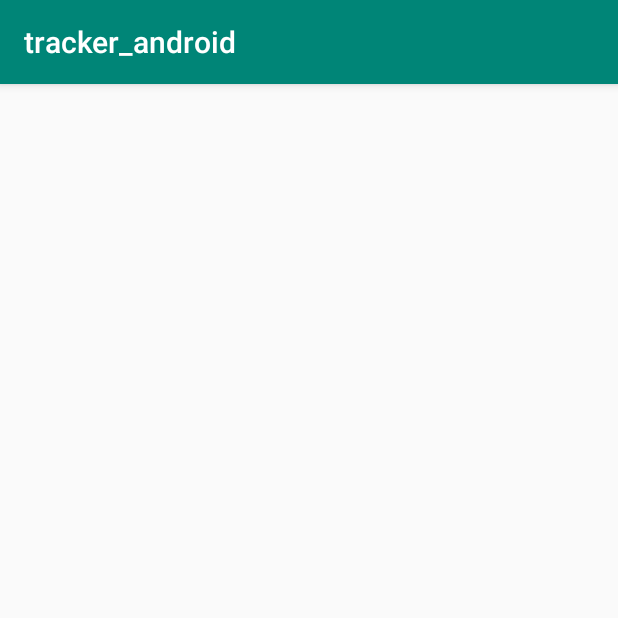
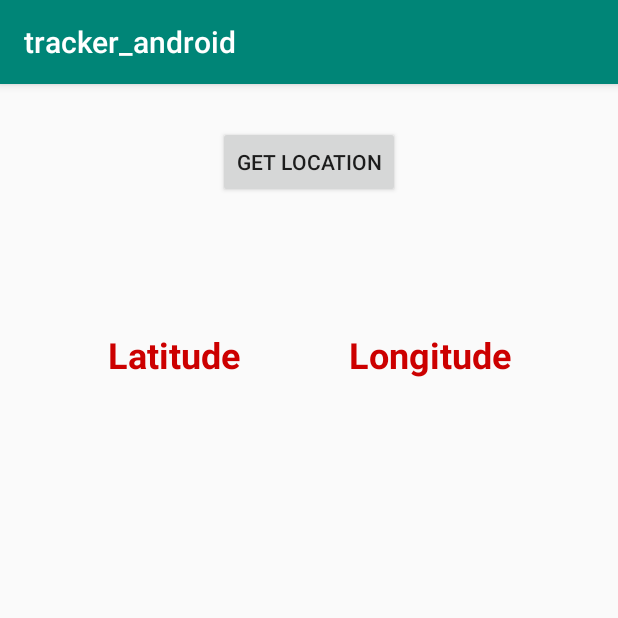
Before and after one commit to chioreandan/tracker_android, an Android app: the screen it shows after launch (MainActivity), on a phone screen of 412 x 824 dp, the top half of it. Run offline under Robolectric (Android 15) with nearby library versions, the phone set to English and light mode, and no system bars.

Commit message:
Add latitude and longitude text views

```diff
--- a/app/src/main/java/com/example/dan/tracker_android/Activities/MainActivity.kt
+++ b/app/src/main/java/com/example/dan/tracker_android/Activities/MainActivity.kt
@@ -12,21 +12,21 @@ import kotlinx.android.synthetic.main.activity_main.*
 class MainActivity : AppCompatActivity() {
     private lateinit var fusedLocationClient: FusedLocationProviderClient
 
-//    @SuppressLint("MissingPermission")
-//    override fun onCreate(savedInstanceState: Bundle?) {
-//        super.onCreate(savedInstanceState)
-//        setContentView(R.layout.activity_main)
-//        fusedLocationClient = LocationServices.getFusedLocationProviderClient(this)
-//
-//        button2.setOnClickListener({
-//            fusedLocationClient.lastLocation.addOnSuccessListener { location: Location? ->
-//                if(location!=null){
-//                    this.textView.text= location.longitude.toString()
-//                }
-//                else{
-//                    this.textView.text="nope"
-//                }
-//            }
-//        })
-    //}
+    @SuppressLint("MissingPermission")
+    override fun onCreate(savedInstanceState: Bundle?) {
+        super.onCreate(savedInstanceState)
+        setContentView(R.layout.activity_main)
+        fusedLocationClient = LocationServices.getFusedLocationProviderClient(this)
+
+        button2.setOnClickListener {
+            fusedLocationClient.lastLocation.addOnSuccessListener { location: Location? ->
+                if(location!=null){
+                    this.textView4.text= location.longitude.toString()
+                    this.textView3.text = location.latitude.toString()
+                } else{
+                    this.textView4.text = "Could not get location"
+                }
+            }
+        }
+    }
 }
--- a/app/src/main/res/layout/activity_main.xml
+++ b/app/src/main/res/layout/activity_main.xml
@@ -7,13 +7,28 @@
     android:layout_height="match_parent"
     tools:context=".Activities.MainActivity">
 
+    <Button
+            android:text="Get Location"
+            android:layout_width="wrap_content"
+            android:layout_height="wrap_content"
+            android:id="@+id/button2" android:layout_marginTop="28dp"
+            app:layout_constraintTop_toTopOf="parent" app:layout_constraintStart_toStartOf="parent"
+            android:layout_marginStart="8dp" app:layout_constraintEnd_toEndOf="parent" android:layout_marginEnd="8dp"/>
     <TextView
-        android:layout_width="wrap_content"
-        android:layout_height="wrap_content"
-        android:text="Hello World!"
-        app:layout_constraintBottom_toBottomOf="parent"
-        app:layout_constraintLeft_toLeftOf="parent"
-        app:layout_constraintRight_toRightOf="parent"
-        app:layout_constraintTop_toTopOf="parent" />
-
+            android:text="Latitude"
+            android:layout_width="wrap_content"
+            android:layout_height="wrap_content"
+            android:id="@+id/textView3" android:layout_marginTop="88dp"
+            app:layout_constraintTop_toBottomOf="@+id/button2" app:layout_constraintStart_toStartOf="parent"
+            android:layout_marginStart="72dp" android:textStyle="bold"
+            android:textColor="@android:color/holo_red_dark" android:textSize="24sp"/>
+    <TextView
+            android:text="Longitude"
+            android:layout_width="wrap_content"
+            android:layout_height="wrap_content"
+            android:id="@+id/textView4" android:layout_marginTop="88dp"
+            app:layout_constraintTop_toBottomOf="@+id/button2" app:layout_constraintEnd_toEndOf="parent"
+            android:layout_marginEnd="8dp" app:layout_constraintStart_toEndOf="@+id/textView3"
+            android:layout_marginStart="8dp" app:layout_constraintHorizontal_bias="0.505" android:textStyle="bold"
+            android:textAlignment="center" android:textColor="@android:color/holo_red_dark" android:textSize="24sp"/>
 </android.support.constraint.ConstraintLayout>
```
